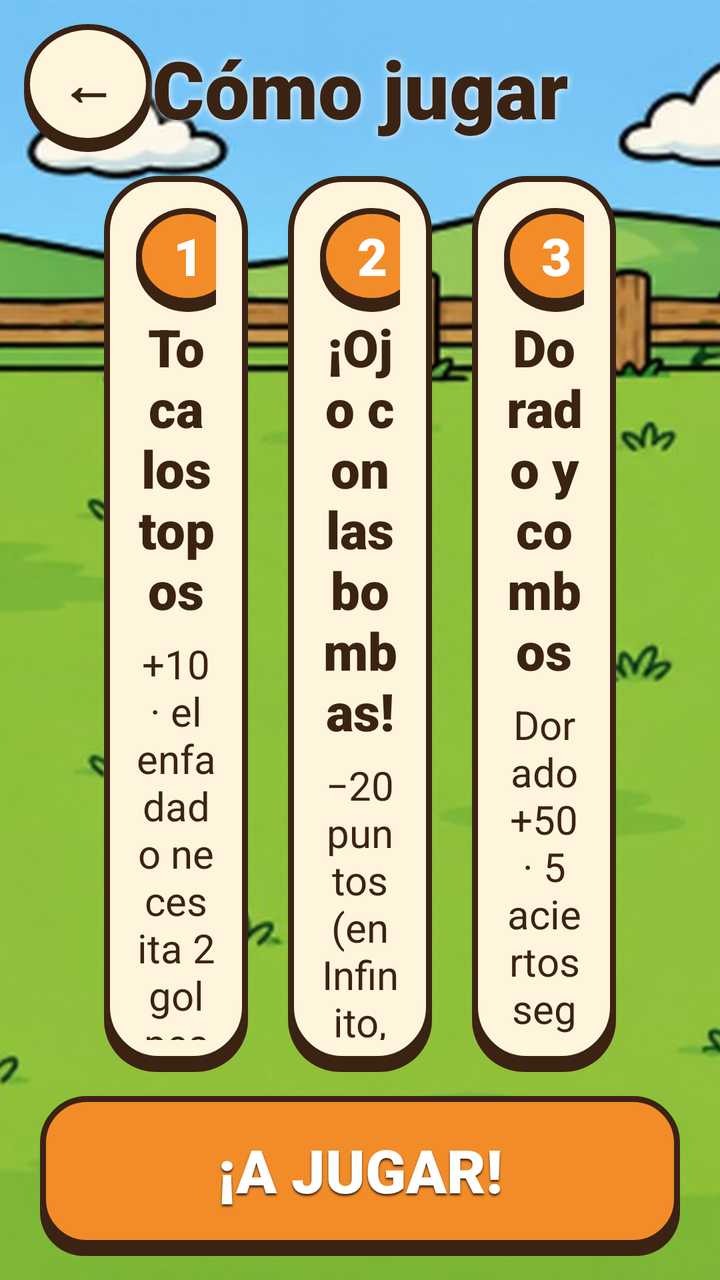
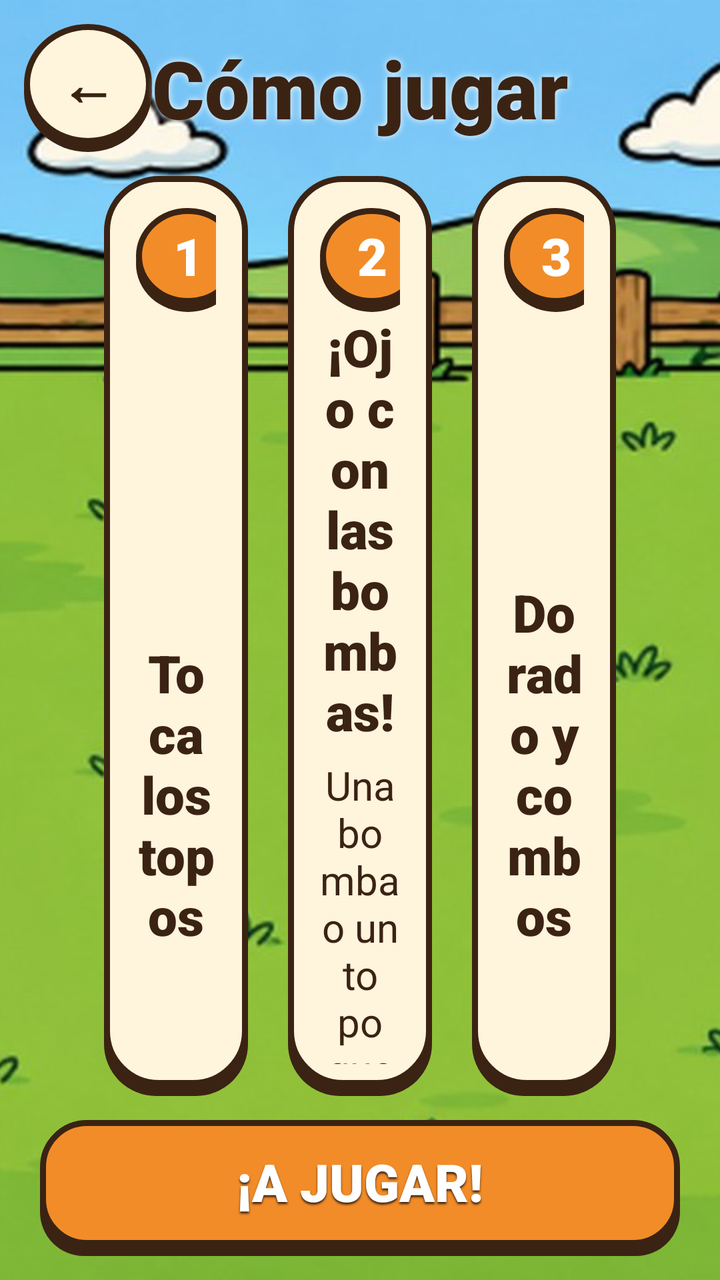

Screens rendered from an Android XML layout before and after an edit, with the pre-edit source and the edit as a unified diff.
<!-- AndroidManifest.xml: application theme Theme.Topohit -->
<!-- res/layout/activity_como_jugar.xml -->
<?xml version="1.0" encoding="utf-8"?>
<FrameLayout xmlns:android="http://schemas.android.com/apk/res/android"
    android:layout_width="match_parent"
    android:layout_height="match_parent">

    <ImageView
        android:id="@+id/imgFondo"
        android:layout_width="match_parent"
        android:layout_height="match_parent"
        android:scaleType="centerCrop"
        android:src="@drawable/fondo_partida_normal" />

    <LinearLayout
        android:layout_width="match_parent"
        android:layout_height="match_parent"
        android:orientation="vertical"
        android:padding="@dimen/margen_pequeno">

        <FrameLayout
            android:layout_width="match_parent"
            android:layout_height="wrap_content">

            <TextView
                android:id="@+id/btnAtras"
                style="@style/BotonRedondo"
                android:text="@string/atras" />

            <TextView
                android:id="@+id/lblTitulo"
                style="@style/Titulo"
                android:layout_width="match_parent"
                android:layout_height="wrap_content"
                android:layout_gravity="center_vertical"
                android:shadowColor="@color/blanco"
                android:shadowRadius="8"
                android:text="@string/como_jugar" />
        </FrameLayout>

        <LinearLayout
            android:layout_width="match_parent"
            android:layout_height="0dp"
            android:layout_weight="1"
            android:layout_marginLeft="30dp"
            android:layout_marginTop="@dimen/margen_pequeno"
            android:layout_marginRight="30dp"
            android:orientation="horizontal">

        <LinearLayout
            android:id="@+id/layPaso1"
            android:layout_width="0dp"
            android:layout_height="match_parent"
            android:layout_marginLeft="10dp"
            android:layout_marginRight="10dp"
            android:layout_weight="1"
            android:background="@drawable/panel_crema"
            android:gravity="center_horizontal"
            android:orientation="vertical"
            android:padding="16dp">

            <TextView
                android:layout_width="52dp"
                android:layout_height="52dp"
                android:layout_gravity="start"
                android:background="@drawable/circulo_naranja"
                android:fontFamily="sans-serif-black"
                android:gravity="center"
                android:paddingBottom="4dp"
                android:text="1"
                android:textColor="@color/blanco"
                android:textSize="@dimen/texto_grande" />

            <LinearLayout
                android:layout_width="match_parent"
                android:layout_height="0dp"
                android:layout_weight="1"
                android:gravity="center"
                android:orientation="horizontal">

                <ImageView
                    android:id="@+id/imgPaso1a"
                    android:layout_width="0dp"
                    android:layout_height="match_parent"
                    android:layout_weight="1" />

                <ImageView
                    android:id="@+id/imgPaso1b"
                    android:layout_width="0dp"
                    android:layout_height="match_parent"
                    android:layout_weight="1" />
            </LinearLayout>

            <TextView
                android:id="@+id/lblPasoTitulo1"
                style="@style/Titulo"
                android:layout_width="match_parent"
                android:layout_height="wrap_content"
                android:text="Toca los topos"
                android:textSize="@dimen/texto_grande" />

            <TextView
                android:id="@+id/lblPasoTexto1"
                android:layout_width="match_parent"
                android:layout_height="wrap_content"
                android:layout_marginTop="6dp"
                android:gravity="center"
                android:minLines="2"
                android:text="+10 · el enfadado necesita 2 golpes (+25)"
                android:textColor="@color/marron"
                android:textSize="@dimen/texto_normal" />
        </LinearLayout>

        <LinearLayout
            android:id="@+id/layPaso2"
            android:layout_width="0dp"
            android:layout_height="match_parent"
            android:layout_marginLeft="10dp"
            android:layout_marginRight="10dp"
            android:layout_weight="1"
            android:background="@drawable/panel_crema"
            android:gravity="center_horizontal"
            android:orientation="vertical"
            android:padding="16dp">

            <TextView
                android:layout_width="52dp"
                android:layout_height="52dp"
                android:layout_gravity="start"
                android:background="@drawable/circulo_naranja"
                android:fontFamily="sans-serif-black"
                android:gravity="center"
                android:paddingBottom="4dp"
                android:text="2"
                android:textColor="@color/blanco"
                android:textSize="@dimen/texto_grande" />

            <LinearLayout
                android:layout_width="match_parent"
                android:layout_height="0dp"
                android:layout_weight="1"
                android:gravity="center"
                android:orientation="horizontal">

                <ImageView
                    android:id="@+id/imgPaso2"
                    android:layout_width="0dp"
                    android:layout_height="match_parent"
                    android:layout_weight="1" />
            </LinearLayout>

            <TextView
                android:id="@+id/lblPasoTitulo2"
                style="@style/Titulo"
                android:layout_width="match_parent"
                android:layout_height="wrap_content"
                android:text="¡Ojo con las bombas!"
                android:textSize="@dimen/texto_grande" />

            <TextView
                android:id="@+id/lblPasoTexto2"
                android:layout_width="match_parent"
                android:layout_height="wrap_content"
                android:layout_marginTop="6dp"
                android:gravity="center"
                android:minLines="2"
                android:text="−20 puntos (en Infinito, −1 vida)"
                android:textColor="@color/marron"
                android:textSize="@dimen/texto_normal" />
        </LinearLayout>

        <LinearLayout
            android:id="@+id/layPaso3"
            android:layout_width="0dp"
            android:layout_height="match_parent"
            android:layout_marginLeft="10dp"
            android:layout_marginRight="10dp"
            android:layout_weight="1"
            android:background="@drawable/panel_crema"
            android:gravity="center_horizontal"
            android:orientation="vertical"
            android:padding="16dp">

            <TextView
                android:layout_width="52dp"
                android:layout_height="52dp"
                android:layout_gravity="start"
                android:background="@drawable/circulo_naranja"
                android:fontFamily="sans-serif-black"
                android:gravity="center"
                android:paddingBottom="4dp"
                android:text="3"
                android:textColor="@color/blanco"
                android:textSize="@dimen/texto_grande" />

            <LinearLayout
                android:layout_width="match_parent"
                android:layout_height="0dp"
                android:layout_weight="1"
                android:gravity="center"
                android:orientation="horizontal">

                <ImageView
                    android:id="@+id/imgPaso3"
                    android:layout_width="0dp"
                    android:layout_height="match_parent"
                    android:layout_weight="1" />
            </LinearLayout>

            <TextView
                android:id="@+id/lblPasoTitulo3"
                style="@style/Titulo"
                android:layout_width="match_parent"
                android:layout_height="wrap_content"
                android:text="Dorado y combos"
                android:textSize="@dimen/texto_grande" />

            <TextView
                android:id="@+id/lblPasoTexto3"
                android:layout_width="match_parent"
                android:layout_height="wrap_content"
                android:layout_marginTop="6dp"
                android:gravity="center"
                android:minLines="2"
                android:text="Dorado +50 · 5 aciertos seguidos = x2"
                android:textColor="@color/marron"
                android:textSize="@dimen/texto_normal" />
        </LinearLayout>
        </LinearLayout>

        <TextView
            android:id="@+id/btnAJugar"
            style="@style/BotonJuego"
            android:layout_width="320dp"
            android:layout_height="80dp"
            android:layout_gravity="center_horizontal"
            android:layout_marginTop="@dimen/margen_pequeno"
            android:background="@drawable/btn_naranja"
            android:text="@string/a_jugar"
            android:textSize="30sp" />
    </LinearLayout>
</FrameLayout>
<!-- resources referenced by this layout -->
<resources>
  <color name="blanco">#FFFFFF</color>
  <color name="marron">#3B2314</color>
  <dimen name="margen_pequeno">12dp</dimen>
  <dimen name="texto_grande">26sp</dimen>
  <dimen name="texto_normal">20sp</dimen>
  <string name="a_jugar">¡A JUGAR!</string>
  <string name="atras">←</string>
  <string name="como_jugar">Cómo jugar</string>
  <style name="Titulo">
          <item name="android:textSize">@dimen/texto_titulo</item>
          <item name="android:fontFamily">sans-serif-black</item>
          <item name="android:textStyle">bold</item>
          <item name="android:textColor">@color/marron</item>
          <item name="android:gravity">center</item>
      </style>
  <style name="Theme.Topohit" parent="Theme.AppCompat.Light.NoActionBar">
          <item name="colorPrimary">@color/naranja</item>
          <item name="colorPrimaryDark">@color/marron</item>
          <item name="colorAccent">@color/verde</item>
          <item name="android:windowFullscreen">true</item>
          <item name="android:windowBackground">@color/verde</item>
      </style>
  <color name="naranja">#F28C28</color>
  <color name="crema">#FFF4DC</color>
  <dimen name="alto_boton">68dp</dimen>
  <dimen name="texto_boton">26sp</dimen>
  <dimen name="boton_redondo">64dp</dimen>
  <dimen name="texto_titulo_pequeno">28sp</dimen>
  <dimen name="texto_titulo">40sp</dimen>
  <color name="verde">#5DAA3A</color>
  <!-- unchanged entries left out for length: 7 -->
</resources>

<!-- the commit's change to res/layout/activity_como_jugar.xml (unified diff, before → after) -->
@@ -4,9 +4,10 @@
     android:layout_height="match_parent">
 
     <ImageView
-        android:id="@+id/imgFondo"
+        android:id="@+id/ImgComoJugarFondo"
         android:layout_width="match_parent"
         android:layout_height="match_parent"
+        android:contentDescription="@null"
         android:scaleType="centerCrop"
         android:src="@drawable/fondo_partida_normal" />
 
@@ -21,12 +22,12 @@
             android:layout_height="wrap_content">
 
             <TextView
-                android:id="@+id/btnAtras"
+                android:id="@+id/BtnComoJugarAtras"
                 style="@style/BotonRedondo"
+                android:contentDescription="@string/volver"
                 android:text="@string/atras" />
 
             <TextView
-                android:id="@+id/lblTitulo"
                 style="@style/Titulo"
                 android:layout_width="match_parent"
                 android:layout_height="wrap_content"
@@ -39,202 +40,113 @@
         <LinearLayout
             android:layout_width="match_parent"
             android:layout_height="0dp"
+            android:layout_marginLeft="@dimen/margen_tarjetas"
+            android:layout_marginTop="@dimen/margen_pequeno"
+            android:layout_marginRight="@dimen/margen_tarjetas"
             android:layout_weight="1"
-            android:layout_marginLeft="30dp"
-            android:layout_marginTop="@dimen/margen_pequeno"
-            android:layout_marginRight="30dp"
             android:orientation="horizontal">
 
-        <LinearLayout
-            android:id="@+id/layPaso1"
-            android:layout_width="0dp"
-            android:layout_height="match_parent"
-            android:layout_marginLeft="10dp"
-            android:layout_marginRight="10dp"
-            android:layout_weight="1"
-            android:background="@drawable/panel_crema"
-            android:gravity="center_horizontal"
-            android:orientation="vertical"
-            android:padding="16dp">
+            
+            <LinearLayout
+                android:id="@+id/LayComoJugarPaso1"
+                style="@style/TarjetaPaso">
 
-            <TextView
-                android:layout_width="52dp"
-                android:layout_height="52dp"
-                android:layout_gravity="start"
-                android:background="@drawable/circulo_naranja"
-                android:fontFamily="sans-serif-black"
-                android:gravity="center"
-                android:paddingBottom="4dp"
-                android:text="1"
-                android:textColor="@color/blanco"
-                android:textSize="@dimen/texto_grande" />
+                <TextView
+                    style="@style/NumeroPaso"
+                    android:text="@string/uno" />
 
+                <LinearLayout
+                    android:layout_width="match_parent"
+                    android:layout_height="0dp"
+                    android:layout_weight="1"
+                    android:orientation="horizontal">
+
+                    <ImageView
+                        android:id="@+id/ImgComoJugarPaso1a"
+                        android:layout_width="0dp"
+                        android:layout_height="match_parent"
+                        android:layout_weight="1"
+                        android:contentDescription="@string/topo_normal" />
+
+                    <ImageView
+                        android:id="@+id/ImgComoJugarPaso1b"
+                        android:layout_width="0dp"
+                        android:layout_height="match_parent"
+                        android:layout_weight="1"
+                        android:contentDescription="@string/topo_enfadado" />
+                </LinearLayout>
+
+                <TextView
+                    android:id="@+id/LblComoJugarTitulo1"
+                    style="@style/TituloPaso"
+                    android:text="@string/como_paso1_titulo" />
+
+                <TextView
+                    android:id="@+id/LblComoJugarTexto1"
+                    style="@style/TextoPaso" />
+            </LinearLayout>
+
+            
             <LinearLayout
-                android:layout_width="match_parent"
-                android:layout_height="0dp"
-                android:layout_weight="1"
-                android:gravity="center"
-                android:orientation="horizontal">
+                android:id="@+id/LayComoJugarPaso2"
+                style="@style/TarjetaPaso">
+
+                <TextView
+                    style="@style/NumeroPaso"
+                    android:text="@string/dos" />
 
                 <ImageView
-                    android:id="@+id/imgPaso1a"
-                    android:layout_width="0dp"
-                    android:layout_height="match_parent"
-                    android:layout_weight="1" />
+                    android:id="@+id/ImgComoJugarPaso2"
+                    android:layout_width="match_parent"
+                    android:layout_height="0dp"
+                    android:layout_weight="1"
+                    android:contentDescription="@string/bomba" />
+
+                <TextView
+                    android:id="@+id/LblComoJugarTitulo2"
+                    style="@style/TituloPaso"
+                    android:text="@string/como_paso2_titulo" />
+
+                <TextView
+                    android:id="@+id/LblComoJugarTexto2"
+                    style="@style/TextoPaso"
+                    android:text="@string/como_paso2_texto" />
+            </LinearLayout>
+
+            
+            <LinearLayout
+                android:id="@+id/LayComoJugarPaso3"
+                style="@style/TarjetaPaso">
+
+                <TextView
+                    style="@style/NumeroPaso"
+                    android:text="@string/tres" />
 
                 <ImageView
-                    android:id="@+id/imgPaso1b"
-                    android:layout_width="0dp"
-                    android:layout_height="match_parent"
-                    android:layout_weight="1" />
+                    android:id="@+id/ImgComoJugarPaso3"
+                    android:layout_width="match_parent"
+                    android:layout_height="0dp"
+                    android:layout_weight="1"
+                    android:contentDescription="@string/topo_dorado" />
+
+                <TextView
+                    android:id="@+id/LblComoJugarTitulo3"
+                    style="@style/TituloPaso"
+                    android:text="@string/como_paso3_titulo" />
+
+                <TextView
+                    android:id="@+id/LblComoJugarTexto3"
+                    style="@style/TextoPaso" />
             </LinearLayout>
-
-            <TextView
-                android:id="@+id/lblPasoTitulo1"
-                style="@style/Titulo"
-                android:layout_width="match_parent"
-                android:layout_height="wrap_content"
-                android:text="Toca los topos"
-                android:textSize="@dimen/texto_grande" />
-
-            <TextView
-                android:id="@+id/lblPasoTexto1"
-                android:layout_width="match_parent"
-                android:layout_height="wrap_content"
-                android:layout_marginTop="6dp"
-                android:gravity="center"
-                android:minLines="2"
-                android:text="+10 · el enfadado necesita 2 golpes (+25)"
-                android:textColor="@color/marron"
-                android:textSize="@dimen/texto_normal" />
-        </LinearLayout>
-
-        <LinearLayout
-            android:id="@+id/layPaso2"
-            android:layout_width="0dp"
-            android:layout_height="match_parent"
-            android:layout_marginLeft="10dp"
-            android:layout_marginRight="10dp"
-            android:layout_weight="1"
-            android:background="@drawable/panel_crema"
-            android:gravity="center_horizontal"
-            android:orientation="vertical"
-            android:padding="16dp">
-
-            <TextView
-                android:layout_width="52dp"
-                android:layout_height="52dp"
-                android:layout_gravity="start"
-                android:background="@drawable/circulo_naranja"
-                android:fontFamily="sans-serif-black"
-                android:gravity="center"
-                android:paddingBottom="4dp"
-                android:text="2"
-                android:textColor="@color/blanco"
-                android:textSize="@dimen/texto_grande" />
-
-            <LinearLayout
-                android:layout_width="match_parent"
-                android:layout_height="0dp"
-                android:layout_weight="1"
-                android:gravity="center"
-                android:orientation="horizontal">
-
-                <ImageView
-                    android:id="@+id/imgPaso2"
-                    android:layout_width="0dp"
-                    android:layout_height="match_parent"
-                    android:layout_weight="1" />
-            </LinearLayout>
-
-            <TextView
-                android:id="@+id/lblPasoTitulo2"
-                style="@style/Titulo"
-                android:layout_width="match_parent"
-                android:layout_height="wrap_content"
-                android:text="¡Ojo con las bombas!"
-                android:textSize="@dimen/texto_grande" />
-
-            <TextView
-                android:id="@+id/lblPasoTexto2"
-                android:layout_width="match_parent"
-                android:layout_height="wrap_content"
-                android:layout_marginTop="6dp"
-                android:gravity="center"
-                android:minLines="2"
-                android:text="−20 puntos (en Infinito, −1 vida)"
-                android:textColor="@color/marron"
-                android:textSize="@dimen/texto_normal" />
-        </LinearLayout>
-
-        <LinearLayout
-            android:id="@+id/layPaso3"
-            android:layout_width="0dp"
-            android:layout_height="match_parent"
-            android:layout_marginLeft="10dp"
-            android:layout_marginRight="10dp"
-            android:layout_weight="1"
-            android:background="@drawable/panel_crema"
-            android:gravity="center_horizontal"
-            android:orientation="vertical"
-            android:padding="16dp">
-
-            <TextView
-                android:layout_width="52dp"
-                android:layout_height="52dp"
-                android:layout_gravity="start"
-                android:background="@drawable/circulo_naranja"
-                android:fontFamily="sans-serif-black"
-                android:gravity="center"
-                android:paddingBottom="4dp"
-                android:text="3"
-                android:textColor="@color/blanco"
-                android:textSize="@dimen/texto_grande" />
-
-            <LinearLayout
-                android:layout_width="match_parent"
-                android:layout_height="0dp"
-                android:layout_weight="1"
-                android:gravity="center"
-                android:orientation="horizontal">
-
-                <ImageView
-                    android:id="@+id/imgPaso3"
-                    android:layout_width="0dp"
-                    android:layout_height="match_parent"
-                    android:layout_weight="1" />
-            </LinearLayout>
-
-            <TextView
-                android:id="@+id/lblPasoTitulo3"
-                style="@style/Titulo"
-                android:layout_width="match_parent"
-                android:layout_height="wrap_content"
-                android:text="Dorado y combos"
-                android:textSize="@dimen/texto_grande" />
-
-            <TextView
-                android:id="@+id/lblPasoTexto3"
-                android:layout_width="match_parent"
-                android:layout_height="wrap_content"
-                android:layout_marginTop="6dp"
-                android:gravity="center"
-                android:minLines="2"
-                android:text="Dorado +50 · 5 aciertos seguidos = x2"
-                android:textColor="@color/marron"
-                android:textSize="@dimen/texto_normal" />
-        </LinearLayout>
         </LinearLayout>
 
         <TextView
-            android:id="@+id/btnAJugar"
+            android:id="@+id/BtnComoJugarJugar"
             style="@style/BotonJuego"
-            android:layout_width="320dp"
-            android:layout_height="80dp"
+            android:layout_width="@dimen/ancho_boton_jugar"
             android:layout_gravity="center_horizontal"
             android:layout_marginTop="@dimen/margen_pequeno"
             android:background="@drawable/btn_naranja"
-            android:text="@string/a_jugar"
-            android:textSize="30sp" />
+            android:text="@string/a_jugar" />
     </LinearLayout>
 </FrameLayout>
<!-- resource entries referenced after the edit -->
@@ -1,19 +1,69 @@
 <!-- resources referenced by this layout -->
 <resources>
   <color name="blanco">#FFFFFF</color>
+  <dimen name="ancho_boton_jugar">320dp</dimen>
   <color name="marron">#3B2314</color>
   <dimen name="margen_pequeno">12dp</dimen>
+  <dimen name="margen_tarjetas">30dp</dimen>
   <dimen name="texto_grande">26sp</dimen>
   <dimen name="texto_normal">20sp</dimen>
   <string name="a_jugar">¡A JUGAR!</string>
   <string name="atras">←</string>
+  <string name="bomba">Bomba</string>
   <string name="como_jugar">Cómo jugar</string>
+  <string name="como_paso1_titulo">Toca los topos</string>
+  <string name="como_paso2_texto">Una bomba o un topo que se escapa quitan 1 vida</string>
+  <string name="como_paso2_titulo">¡Ojo con las bombas!</string>
+  <string name="como_paso3_titulo">Dorado y combos</string>
+  <string name="dos">2</string>
+  <string name="topo_dorado">Topo dorado</string>
+  <string name="topo_enfadado">Topo enfadado</string>
+  <string name="topo_normal">Topo</string>
+  <string name="tres">3</string>
+  <string name="uno">1</string>
+  <string name="volver">Volver</string>
+  <style name="NumeroPaso">
+          <item name="android:layout_width">@dimen/numero_paso</item>
+          <item name="android:layout_height">@dimen/numero_paso</item>
+          <item name="android:layout_gravity">start</item>
+          <item name="android:background">@drawable/circulo_naranja</item>
+          <item name="android:fontFamily">sans-serif-black</item>
+          <item name="android:gravity">center</item>
+          <item name="android:paddingBottom">4dp</item>
+          <item name="android:textColor">@color/blanco</item>
+          <item name="android:textSize">@dimen/texto_grande</item>
+      </style>
+  <style name="TarjetaPaso">
+          <item name="android:layout_width">0dp</item>
+          <item name="android:layout_height">match_parent</item>
+          <item name="android:layout_weight">1</item>
+          <item name="android:layout_marginLeft">10dp</item>
+          <item name="android:layout_marginRight">10dp</item>
+          <item name="android:background">@drawable/panel_crema</item>
+          <item name="android:gravity">center_horizontal</item>
+          <item name="android:orientation">vertical</item>
+          <item name="android:padding">16dp</item>
+      </style>
+  <style name="TextoPaso">
+          <item name="android:layout_width">match_parent</item>
+          <item name="android:layout_height">wrap_content</item>
+          <item name="android:layout_marginTop">6dp</item>
+          <item name="android:gravity">center</item>
+          <item name="android:minLines">2</item>
+          <item name="android:textColor">@color/marron</item>
+          <item name="android:textSize">@dimen/texto_normal</item>
+      </style>
   <style name="Titulo">
           <item name="android:textSize">@dimen/texto_titulo</item>
           <item name="android:fontFamily">sans-serif-black</item>
           <item name="android:textStyle">bold</item>
           <item name="android:textColor">@color/marron</item>
           <item name="android:gravity">center</item>
+      </style>
+  <style name="TituloPaso" parent="Titulo">
+          <item name="android:layout_width">match_parent</item>
+          <item name="android:layout_height">wrap_content</item>
+          <item name="android:textSize">@dimen/texto_grande</item>
       </style>
   <style name="Theme.Topohit" parent="Theme.AppCompat.Light.NoActionBar">
           <item name="colorPrimary">@color/naranja</item>
@@ -28,6 +78,7 @@
   <dimen name="texto_boton">26sp</dimen>
   <dimen name="boton_redondo">64dp</dimen>
   <dimen name="texto_titulo_pequeno">28sp</dimen>
+  <dimen name="numero_paso">52dp</dimen>
   <dimen name="texto_titulo">40sp</dimen>
   <color name="verde">#5DAA3A</color>
   <!-- unchanged entries left out for length: 7 -->
